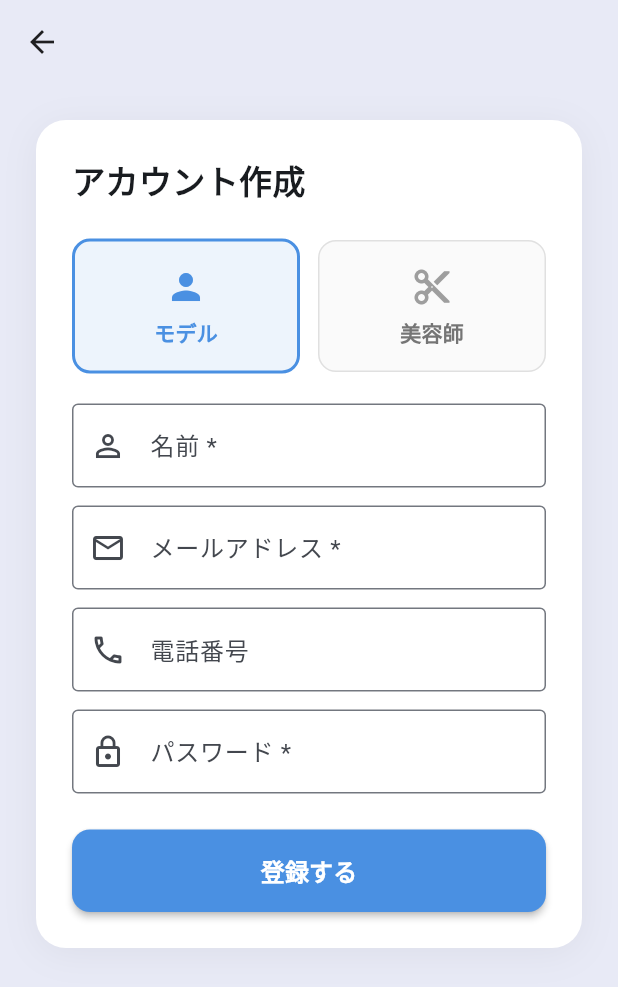
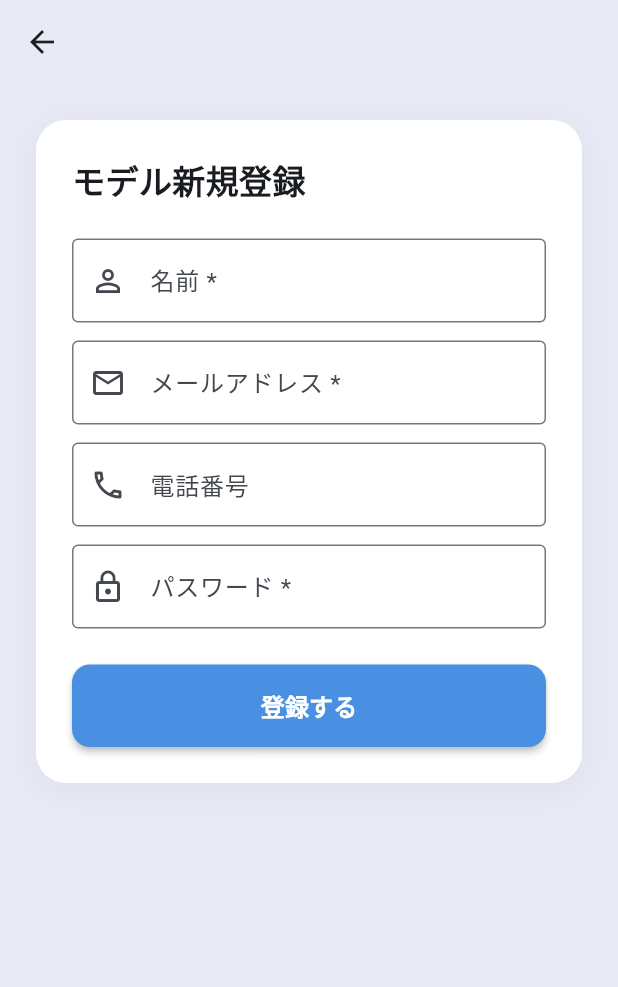
Before and after one commit to ykita0224/stylist_edge, a Flutter app: the RegisterScreen screen opened directly, on a phone screen of 412 x 824 dp. Shown: the top 987 px of the screen. Run offline on Flutter 3.47's test engine with Material 3 defaults, Android fonts, the phone set to English and light mode, and no system bars; our stand-ins replace shared_preferences; accounts and stored records are empty; network calls fail; Roboto replaces fonts that are missing (NotoSansJP).

Commit message:
Remove stylist self-registration and upgrade Android build config
- Remove role selector from registration screen, hardcode role to 'model'
- Update UI text to clarify model-only registration (home, login, register screens)
- Block stylist role in backend /auth/register endpoint with 403
- Upgrade AGP to 8.7.3, Kotlin to 2.1.0, Java to 17 for Flutter 3.41 compatibility

Co-Authored-By: Claude Opus 4.6 <noreply@anthropic.com>

```diff
--- a/mobile/lib/screens/auth/login_screen.dart
+++ b/mobile/lib/screens/auth/login_screen.dart
@@ -168,7 +168,7 @@ class _LoginScreenState extends State<LoginScreen> {
                           MaterialPageRoute(builder: (_) => const RegisterScreen()),
                         );
                       },
-                      child: const Text('アカウントを作成する'),
+                      child: const Text('モデルアカウントを作成する'),
                     ),
                   ],
                 ),
--- a/mobile/lib/screens/auth/register_screen.dart
+++ b/mobile/lib/screens/auth/register_screen.dart
@@ -17,7 +17,6 @@ class _RegisterScreenState extends State<RegisterScreen> {
   final _emailController = TextEditingController();
   final _phoneController = TextEditingController();
   final _passwordController = TextEditingController();
-  String _role = 'model';
   bool _isLoading = false;
   String? _error;
 
@@ -43,7 +42,7 @@ class _RegisterScreenState extends State<RegisterScreen> {
         name: _nameController.text.trim(),
         email: _emailController.text.trim(),
         password: _passwordController.text,
-        role: _role,
+        role: 'model',
         phone: _phoneController.text.trim(),
       );
       await AuthService.instance.saveAuth(auth);
@@ -98,36 +97,10 @@ class _RegisterScreenState extends State<RegisterScreen> {
               crossAxisAlignment: CrossAxisAlignment.stretch,
               children: [
                 const Text(
-                  'アカウント作成',
+                  'モデル新規登録',
                   style: TextStyle(fontSize: 22, fontWeight: FontWeight.bold),
                 ),
                 const SizedBox(height: 24),
-
-                // Role selector
-                Row(
-                  children: [
-                    Expanded(
-                      child: _RoleCard(
-                        label: 'モデル',
-                        icon: Icons.person,
-                        color: AppColors.primary,
-                        isSelected: _role == 'model',
-                        onTap: () => setState(() => _role = 'model'),
-                      ),
-                    ),
-                    const SizedBox(width: 12),
-                    Expanded(
-                      child: _RoleCard(
-                        label: '美容師',
-                        icon: Icons.content_cut,
-                        color: AppColors.secondary,
-                        isSelected: _role == 'stylist',
-                        onTap: () => setState(() => _role = 'stylist'),
-                      ),
-                    ),
-                  ],
-                ),
-                const SizedBox(height: 20),
 
                 TextField(
                   controller: _nameController,
@@ -210,50 +183,3 @@ class _RegisterScreenState extends State<RegisterScreen> {
     );
   }
 }
-
-class _RoleCard extends StatelessWidget {
-  final String label;
-  final IconData icon;
-  final Color color;
-  final bool isSelected;
-  final VoidCallback onTap;
-
-  const _RoleCard({
-    required this.label,
-    required this.icon,
-    required this.color,
-    required this.isSelected,
-    required this.onTap,
-  });
-
-  @override
-  Widget build(BuildContext context) {
-    return GestureDetector(
-      onTap: onTap,
-      child: Container(
-        padding: const EdgeInsets.symmetric(vertical: 16),
-        decoration: BoxDecoration(
-          color: isSelected ? color.withOpacity(0.1) : Colors.grey.shade50,
-          borderRadius: BorderRadius.circular(12),
-          border: Border.all(
-            color: isSelected ? color : Colors.grey.shade300,
-            width: isSelected ? 2 : 1,
-          ),
-        ),
-        child: Column(
-          children: [
-            Icon(icon, color: isSelected ? color : Colors.grey, size: 28),
-            const SizedBox(height: 6),
-            Text(
-              label,
-              style: TextStyle(
-                fontWeight: FontWeight.bold,
-                color: isSelected ? color : Colors.grey.shade600,
-              ),
-            ),
-          ],
-        ),
-      ),
-    );
-  }
-}
--- a/mobile/lib/screens/home_screen.dart
+++ b/mobile/lib/screens/home_screen.dart
@@ -77,7 +77,7 @@ class HomeScreen extends StatelessWidget {
                       ),
                       const SizedBox(height: 8),
                       const Text(
-                        'モデルや美容師として求人プラットフォームをご利用ください',
+                        'モデルとして求人プラットフォームをご利用ください',
                         textAlign: TextAlign.center,
                         style: TextStyle(fontSize: 14, color: Colors.black54),
                       ),
@@ -123,7 +123,7 @@ class HomeScreen extends StatelessWidget {
                           ),
                         ),
                         child: const Text(
-                          '新規登録',
+                          'モデル新規登録',
                           style: TextStyle(fontSize: 16, fontWeight: FontWeight.bold),
                         ),
                       ),
```
Also changed, not shown: 4 other files.
